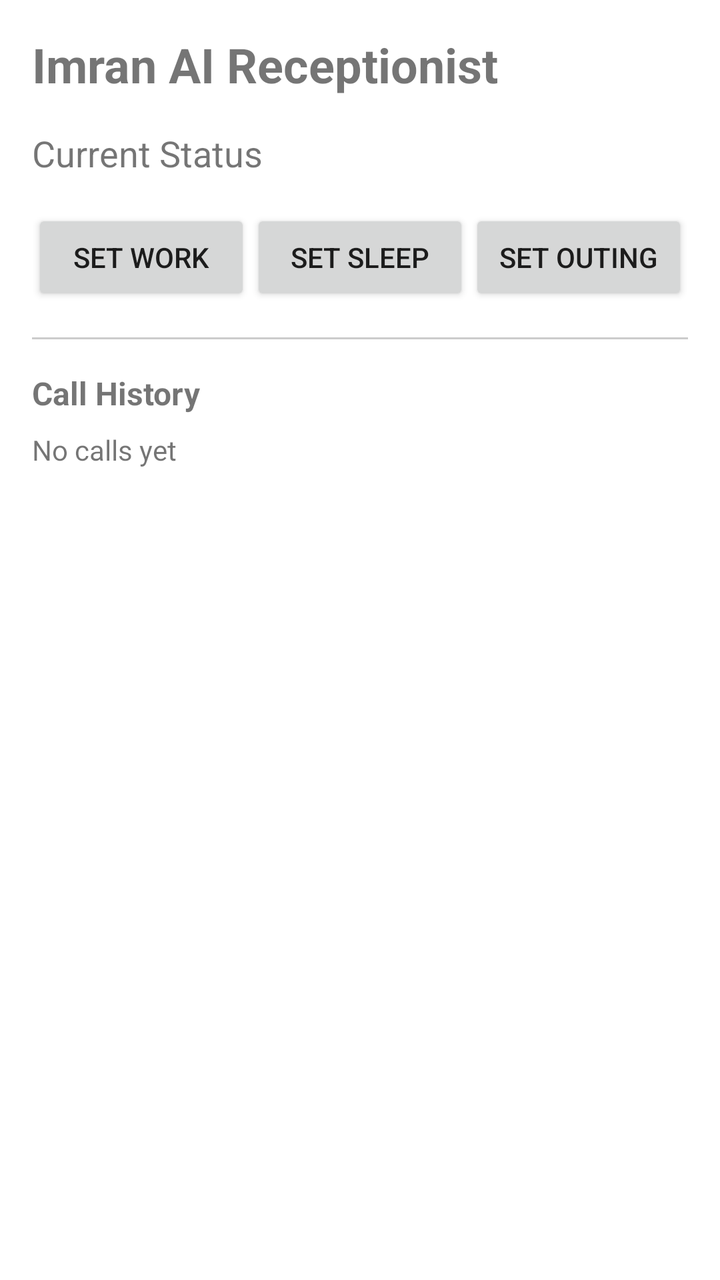
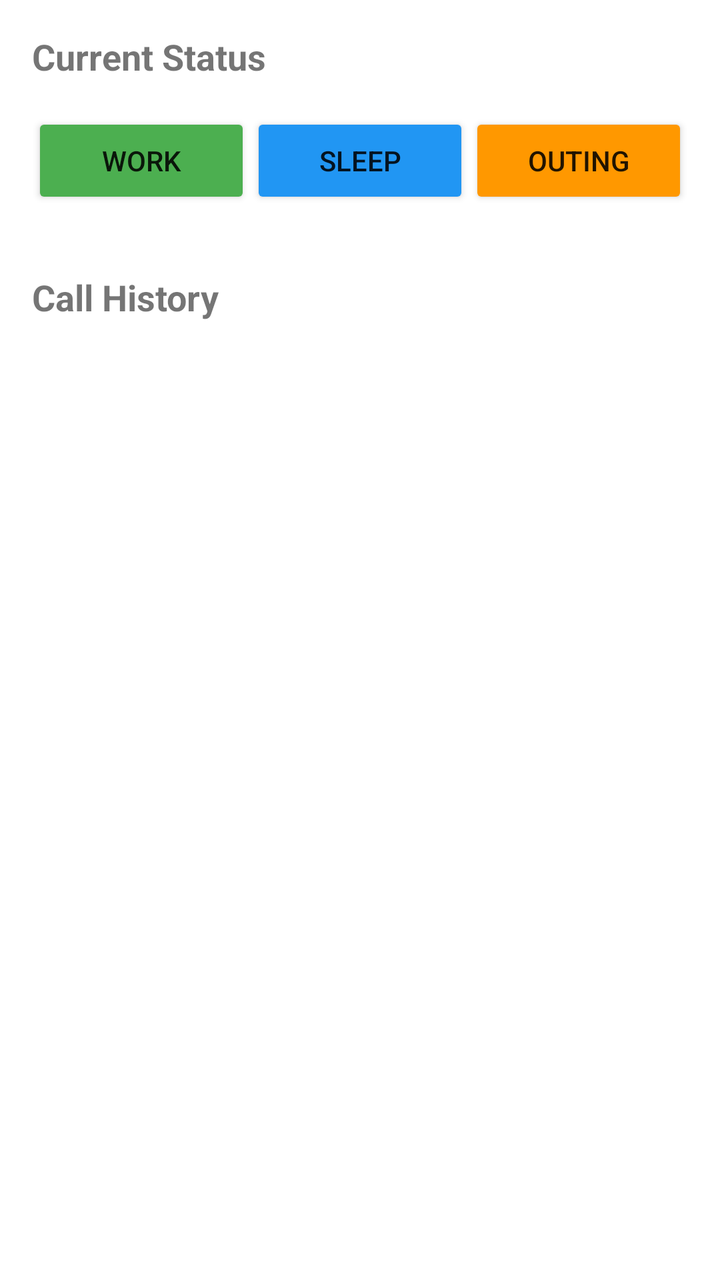

The first picture is an Android layout as it rendered before a commit; the second is the same layout after the commit. The layout source and the unified diff follow.
<!-- AndroidManifest.xml: activity theme Theme.ImranAIReceptionist -->
<!-- res/layout/activity_main.xml -->
<?xml version="1.0" encoding="utf-8"?>
<LinearLayout xmlns:android="http://schemas.android.com/apk/res/android"
    android:layout_width="match_parent"
    android:layout_height="match_parent"
    android:orientation="vertical"
    android:padding="16dp">

    <TextView
        android:id="@+id/text_app_title"
        android:layout_width="match_parent"
        android:layout_height="wrap_content"
        android:text="@string/app_name"
        android:textSize="24sp"
        android:textStyle="bold"
        android:layout_marginBottom="16dp" />

    <TextView
        android:id="@+id/text_current_status"
        android:layout_width="match_parent"
        android:layout_height="wrap_content"
        android:text="@string/current_status"
        android:textSize="18sp"
        android:layout_marginBottom="16dp" />

    <LinearLayout
        android:layout_width="match_parent"
        android:layout_height="wrap_content"
        android:orientation="horizontal"
        android:spacing="8dp"
        android:layout_marginBottom="16dp">

        <Button
            android:id="@+id/button_work"
            android:layout_width="0dp"
            android:layout_height="wrap_content"
            android:layout_weight="1"
            android:text="@string/button_work" />

        <Button
            android:id="@+id/button_sleep"
            android:layout_width="0dp"
            android:layout_height="wrap_content"
            android:layout_weight="1"
            android:text="@string/button_sleep" />

        <Button
            android:id="@+id/button_outing"
            android:layout_width="0dp"
            android:layout_height="wrap_content"
            android:layout_weight="1"
            android:text="@string/button_outing" />

    </LinearLayout>

    <View
        android:layout_width="match_parent"
        android:layout_height="1dp"
        android:background="#CCCCCC"
        android:layout_marginBottom="16dp" />

    <TextView
        android:layout_width="match_parent"
        android:layout_height="wrap_content"
        android:text="@string/history"
        android:textSize="16sp"
        android:textStyle="bold"
        android:layout_marginBottom="8dp" />

    <ScrollView
        android:layout_width="match_parent"
        android:layout_height="0dp"
        android:layout_weight="1">

        <TextView
            android:id="@+id/text_history"
            android:layout_width="match_parent"
            android:layout_height="wrap_content"
            android:text="@string/no_history"
            android:textSize="14sp" />

    </ScrollView>

</LinearLayout>
<!-- resources referenced by this layout -->
<resources>
  <string name="app_name">Imran AI Receptionist</string>
  <string name="button_outing">Set Outing</string>
  <string name="button_sleep">Set Sleep</string>
  <string name="button_work">Set Work</string>
  <string name="current_status">Current Status</string>
  <string name="history">Call History</string>
  <string name="no_history">No calls yet</string>
  <style name="Theme.ImranAIReceptionist" parent="Theme.MaterialComponents.DayNight.DarkActionBar">
          <item name="colorPrimary">@color/purple_500</item>
          <item name="colorPrimaryVariant">@color/purple_700</item>
          <item name="colorSecondary">@color/teal_200</item>
          <item name="colorSecondaryVariant">@color/teal_700</item>
          <item name="colorError">@color/red_500</item>
          <item name="colorOnPrimary">@color/white</item>
          <item name="colorOnSecondary">@color/black</item>
          <item name="colorOnError">@color/white</item>
          <item name="colorOnBackground">@color/black</item>
          <item name="colorOnSurface">@color/black</item>
      </style>
  <color name="purple_500">#FF6200EE</color>
  <color name="purple_700">#FF3700B3</color>
  <color name="teal_200">#FF03DAC5</color>
  <color name="teal_700">#FF018786</color>
  <color name="red_500">#FFF44336</color>
  <color name="white">#FFFFFFFF</color>
  <color name="black">#FF000000</color>
</resources>

<!-- the commit's change to res/layout/activity_main.xml (unified diff, before → after) -->
@@ -6,78 +6,57 @@
     android:padding="16dp">
 
     <TextView
-        android:id="@+id/text_app_title"
-        android:layout_width="match_parent"
+        android:layout_width="wrap_content"
         android:layout_height="wrap_content"
-        android:text="@string/app_name"
-        android:textSize="24sp"
+        android:text="@string/status_label"
+        android:textSize="18sp"
         android:textStyle="bold"
-        android:layout_marginBottom="16dp" />
-
-    <TextView
-        android:id="@+id/text_current_status"
-        android:layout_width="match_parent"
-        android:layout_height="wrap_content"
-        android:text="@string/current_status"
-        android:textSize="18sp"
         android:layout_marginBottom="16dp" />
 
     <LinearLayout
         android:layout_width="match_parent"
         android:layout_height="wrap_content"
         android:orientation="horizontal"
-        android:spacing="8dp"
-        android:layout_marginBottom="16dp">
+        android:spacing="8dp">
 
         <Button
-            android:id="@+id/button_work"
+            android:id="@+id/btn_work"
             android:layout_width="0dp"
             android:layout_height="wrap_content"
             android:layout_weight="1"
-            android:text="@string/button_work" />
+            android:text="@string/status_work"
+            android:backgroundTint="@color/work_primary" />
 
         <Button
-            android:id="@+id/button_sleep"
+            android:id="@+id/btn_sleep"
             android:layout_width="0dp"
             android:layout_height="wrap_content"
             android:layout_weight="1"
-            android:text="@string/button_sleep" />
+            android:text="@string/status_sleep"
+            android:backgroundTint="@color/sleep_primary" />
 
         <Button
-            android:id="@+id/button_outing"
+            android:id="@+id/btn_outing"
             android:layout_width="0dp"
             android:layout_height="wrap_content"
             android:layout_weight="1"
-            android:text="@string/button_outing" />
+            android:text="@string/status_outing"
+            android:backgroundTint="@color/outing_primary" />
 
     </LinearLayout>
 
-    <View
-        android:layout_width="match_parent"
-        android:layout_height="1dp"
-        android:background="#CCCCCC"
+    <TextView
+        android:layout_width="wrap_content"
+        android:layout_height="wrap_content"
+        android:text="@string/history_label"
+        android:textSize="18sp"
+        android:textStyle="bold"
+        android:layout_marginTop="32dp"
         android:layout_marginBottom="16dp" />
 
-    <TextView
+    <androidx.recyclerview.widget.RecyclerView
+        android:id="@+id/rv_history"
         android:layout_width="match_parent"
-        android:layout_height="wrap_content"
-        android:text="@string/history"
-        android:textSize="16sp"
-        android:textStyle="bold"
-        android:layout_marginBottom="8dp" />
-
-    <ScrollView
-        android:layout_width="match_parent"
-        android:layout_height="0dp"
-        android:layout_weight="1">
-
-        <TextView
-            android:id="@+id/text_history"
-            android:layout_width="match_parent"
-            android:layout_height="wrap_content"
-            android:text="@string/no_history"
-            android:textSize="14sp" />
-
-    </ScrollView>
+        android:layout_height="match_parent" />
 
 </LinearLayout>
<!-- resource entries referenced after the edit -->
@@ -1,29 +1,29 @@
 <!-- resources referenced by this layout -->
 <resources>
-  <string name="app_name">Imran AI Receptionist</string>
-  <string name="button_outing">Set Outing</string>
-  <string name="button_sleep">Set Sleep</string>
-  <string name="button_work">Set Work</string>
-  <string name="current_status">Current Status</string>
-  <string name="history">Call History</string>
-  <string name="no_history">No calls yet</string>
-  <style name="Theme.ImranAIReceptionist" parent="Theme.MaterialComponents.DayNight.DarkActionBar">
+  <color name="outing_primary">#FF9800</color>
+  <color name="sleep_primary">#2196F3</color>
+  <color name="work_primary">#4CAF50</color>
+  <string name="history_label">Call History</string>
+  <string name="status_label">Current Status</string>
+  <string name="status_outing">Outing</string>
+  <string name="status_sleep">Sleep</string>
+  <string name="status_work">Work</string>
+  <style name="Theme.ImranReceptionist" parent="Theme.MaterialComponents.DayNight.DarkActionBar">
+          
           <item name="colorPrimary">@color/purple_500</item>
           <item name="colorPrimaryVariant">@color/purple_700</item>
           <item name="colorSecondary">@color/teal_200</item>
           <item name="colorSecondaryVariant">@color/teal_700</item>
-          <item name="colorError">@color/red_500</item>
+          <item name="colorError">@android:color/holo_red_dark</item>
           <item name="colorOnPrimary">@color/white</item>
           <item name="colorOnSecondary">@color/black</item>
           <item name="colorOnError">@color/white</item>
           <item name="colorOnBackground">@color/black</item>
-          <item name="colorOnSurface">@color/black</item>
       </style>
   <color name="purple_500">#FF6200EE</color>
   <color name="purple_700">#FF3700B3</color>
   <color name="teal_200">#FF03DAC5</color>
   <color name="teal_700">#FF018786</color>
-  <color name="red_500">#FFF44336</color>
   <color name="white">#FFFFFFFF</color>
   <color name="black">#FF000000</color>
 </resources>
